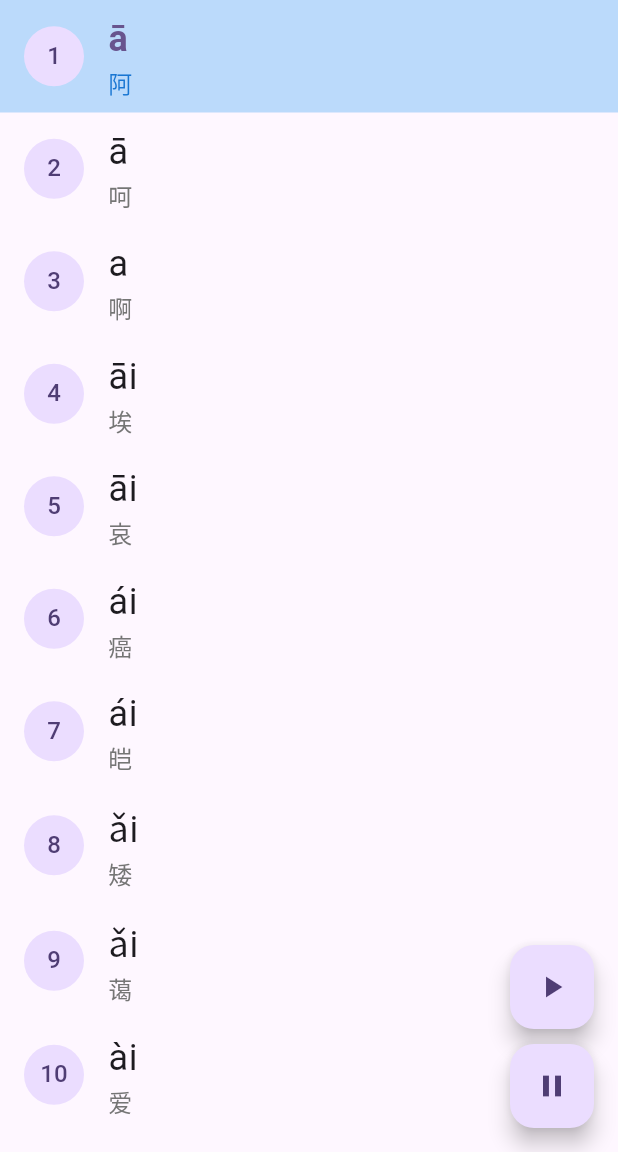
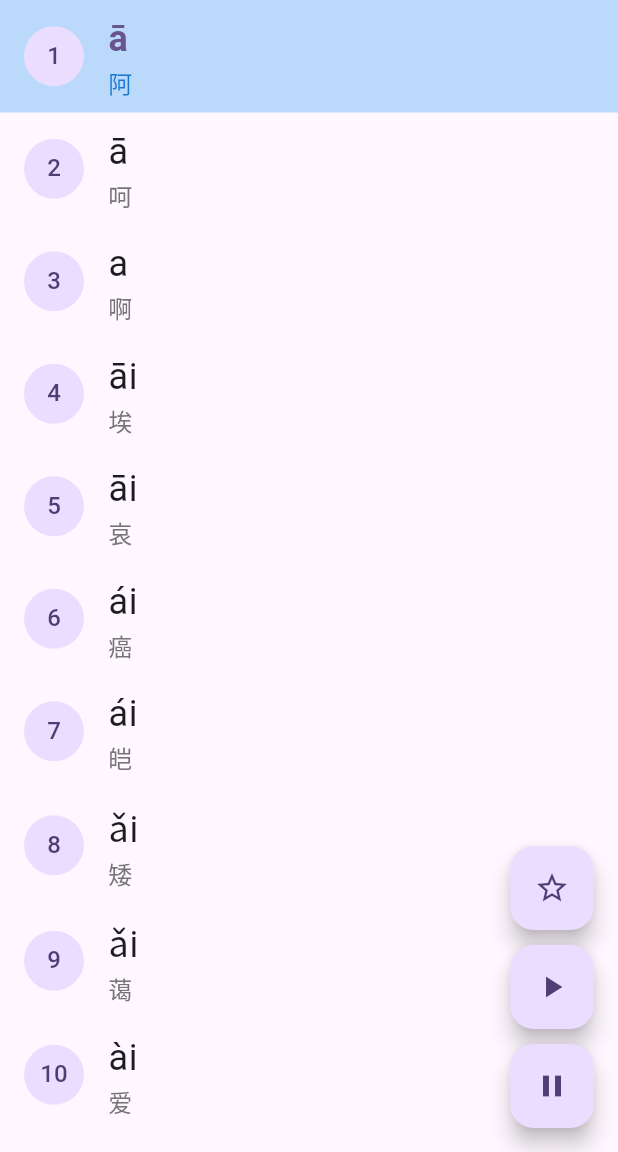
Before and after one commit to suikan4github/pinyin_tts, a Flutter app: the screen it shows after launch, on a phone screen of 412 x 824 dp, the part 84-1236 px from its top. Run offline on Flutter 3.47's test engine with Material 3 defaults, Android fonts, the phone set to English and light mode, and no system bars; our stand-ins replace flutter_tts.

Commit message:
Add marking funcitonality.

```diff
--- a/lib/main.dart
+++ b/lib/main.dart
@@ -41,6 +41,7 @@
   late FlutterTts flutterTts;
   late ScrollController scrollController;
   List<HanziItem> hanziList = [];
+  Set<int> markedItems = {};
   int currentIndex = 0;
   bool isPlaying = false;
   bool isPaused = false;
@@ -145,6 +146,16 @@
     speak(hanziList[index].simplified);
   }
 
+  void toggleMark() {
+    setState(() {
+      if (markedItems.contains(currentIndex)) {
+        markedItems.remove(currentIndex);
+      } else {
+        markedItems.add(currentIndex);
+      }
+    });
+  }
+
   @override
   void dispose() {
     flutterTts.stop();
@@ -173,6 +184,7 @@
               itemBuilder: (context, index) {
                 final item = hanziList[index];
                 final isSelected = index == currentIndex;
+                final isMarked = markedItems.contains(index);
 
                 return ListTile(
                   selected: isSelected,
@@ -194,6 +206,9 @@
                       color: isSelected ? Colors.blue[700] : Colors.grey[600],
                     ),
                   ),
+                  trailing: isMarked
+                      ? const Icon(Icons.star, color: Colors.orange)
+                      : null,
                   onTap: () => onItemTapped(index),
                 );
               },
@@ -201,6 +216,20 @@
       floatingActionButton: Column(
         mainAxisAlignment: MainAxisAlignment.end,
         children: [
+          FloatingActionButton(
+            heroTag: "mark",
+            onPressed: toggleMark,
+            tooltip: markedItems.contains(currentIndex) ? 'Unmark' : 'Mark',
+            backgroundColor: markedItems.contains(currentIndex)
+                ? Colors.orange
+                : null,
+            child: Icon(
+              markedItems.contains(currentIndex)
+                  ? Icons.star
+                  : Icons.star_border,
+            ),
+          ),
+          const SizedBox(height: 10),
           FloatingActionButton(
             heroTag: "start",
             onPressed: startPlaying,
```
